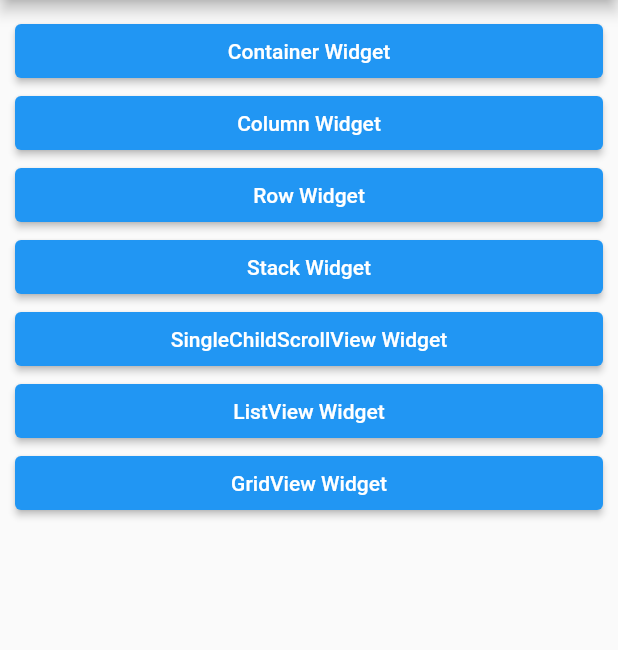
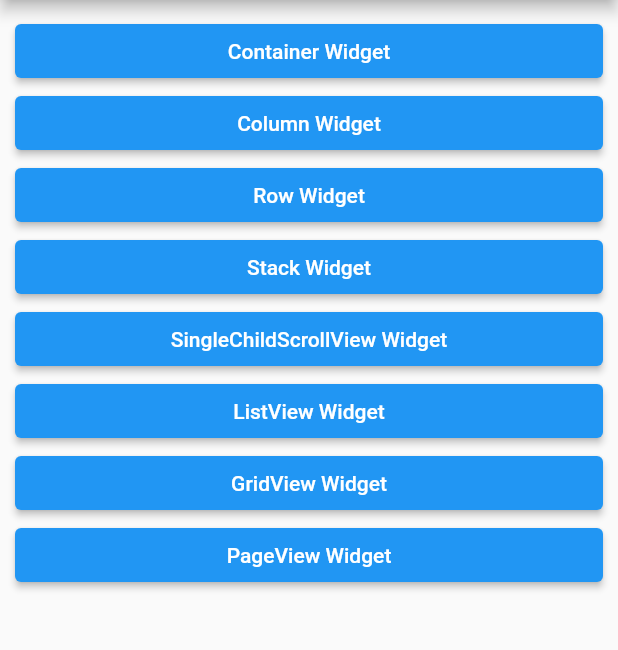
Before and after one commit to codewhite7777/flutter_study01, a Flutter app: the screen it shows after launch, on a phone screen of 412 x 824 dp, the part 84-734 px from its top. Run offline on Flutter 3.47's test engine with Material 2 defaults, Android fonts, the phone set to English and light mode, and no system bars.

Commit message:
feat: PageView

```diff
--- a/basic_widgets/lib/main.dart
+++ b/basic_widgets/lib/main.dart
@@ -126,6 +126,16 @@ class MyApp extends StatelessWidget {
                 crossAxisCount: 2,
               ),
             ),
+        '/pageview': (BuildContext) => DefaultLayoutScreen(
+              appbarTitle: 'PageView',
+              child: PageView(
+                children: [
+                  CustomContainer(color: Colors.redAccent),
+                  CustomContainer(color: Colors.greenAccent),
+                  CustomContainer(color: Colors.blueAccent),
+                ],
+              ),
+            ),
       },
     );
   }
--- a/basic_widgets/lib/screens/main_screen.dart
+++ b/basic_widgets/lib/screens/main_screen.dart
@@ -54,6 +54,12 @@ class MainScreen extends StatelessWidget {
             },
             child: Text('GridView Widget'),
           ),
+          ElevatedButton(
+            onPressed: () {
+              Navigator.of(context).pushNamed('/pageview');
+            },
+            child: Text('PageView Widget'),
+          ),
         ],
       ),
     );
```
